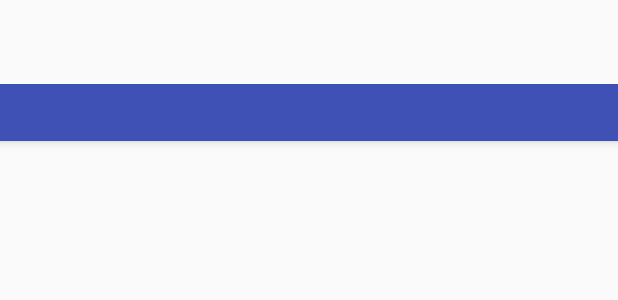
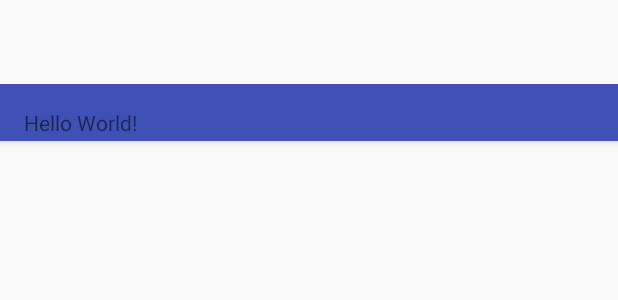
Before and after one commit to SeanMcA/GolfApp, an Android app: the layout activity_main.xml on its own in the app's theme, with its tools: preview values and no code run, on a phone screen of 412 x 824 dp. Shown: the top 300 px of the screen. Run offline under Robolectric (Android 15) with nearby library versions, the phone set to English and light mode, and no system bars.

Commit message:
test AS git conn

```diff
--- a/GolfSG/app/src/main/res/layout/content_main.xml
+++ b/GolfSG/app/src/main/res/layout/content_main.xml
@@ -13,5 +13,8 @@
     tools:context="com.example.sitting_room.golfsg.MainActivity"
     tools:showIn="@layout/activity_main">
 
-
+    <TextView
+        android:layout_width="wrap_content"
+        android:layout_height="wrap_content"
+        android:text="Hello World!" />
 </RelativeLayout>
```
